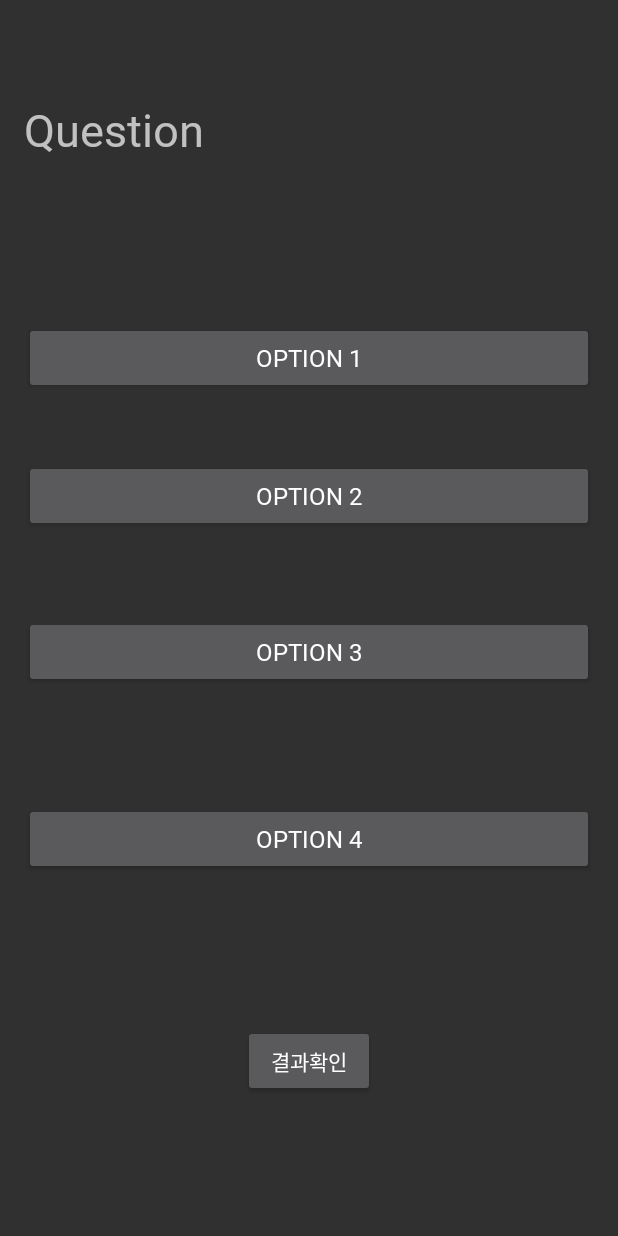
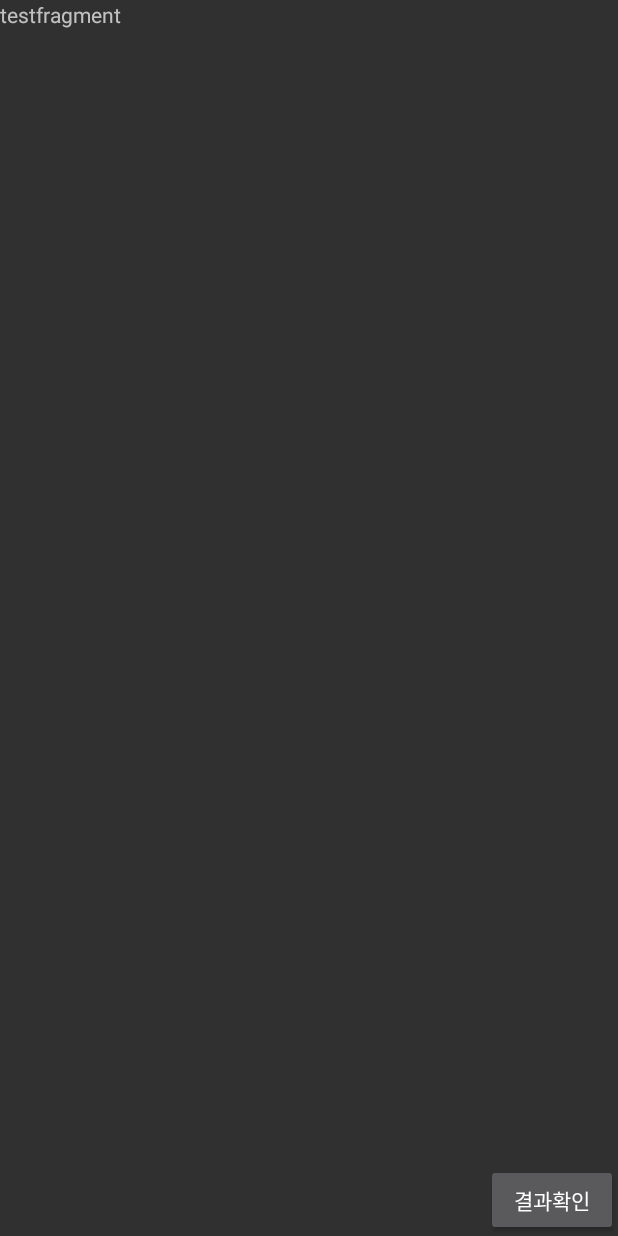
Before and after one commit to Gi-Woong/English-Personal-Training, an Android app: the layout fragment_test.xml on its own in the app's theme, with its tools: preview values and no code run, on a phone screen of 412 x 824 dp. Run offline under Robolectric (Android 15) with nearby library versions, the phone set to English and light mode, and no system bars.

Commit message:
Fix: 미구현 사항 제거(테스트 변경사항 제거)

```diff
--- a/app/src/main/res/layout/fragment_test.xml
+++ b/app/src/main/res/layout/fragment_test.xml
@@ -1,86 +1,25 @@
 <?xml version="1.0" encoding="utf-8"?>
-<androidx.constraintlayout.widget.ConstraintLayout xmlns:android="http://schemas.android.com/apk/res/android"
+<LinearLayout xmlns:android="http://schemas.android.com/apk/res/android"
     android:layout_width="match_parent"
     android:layout_height="match_parent"
-    xmlns:app="http://schemas.android.com/apk/res-auto"
-    android:padding="16dp">
+    android:orientation="vertical">
 
     <TextView
-        android:id="@+id/questionTextView"
-        android:layout_width="0dp"
+        android:layout_width="wrap_content"
         android:layout_height="wrap_content"
-        android:layout_marginTop="50dp"
-        android:fontFamily="@font/pretendard_semibold"
-        android:text="Question"
-        android:textSize="30sp"
-        app:layout_constraintEnd_toEndOf="parent"
-        app:layout_constraintHorizontal_bias="0.0"
-        app:layout_constraintStart_toStartOf="parent"
-        app:layout_constraintTop_toBottomOf="parent"
-        app:layout_constraintTop_toTopOf="parent" />
+        android:text="testfragment"/>
 
-    <Button
-        android:id="@+id/optionButton1"
-        android:layout_width="0dp"
-        android:layout_height="wrap_content"
-        android:layout_marginTop="108dp"
-        android:fontFamily="@font/pretendard_semibold"
-        android:text="Option 1"
-        android:textSize="16sp"
-        app:layout_constraintEnd_toEndOf="parent"
-        app:layout_constraintHorizontal_bias="0.0"
-        app:layout_constraintStart_toStartOf="parent"
-        app:layout_constraintTop_toBottomOf="@id/questionTextView" />
-
-    <Button
-        android:id="@+id/optionButton2"
-        android:layout_width="0dp"
-        android:layout_height="wrap_content"
-        android:layout_marginTop="44dp"
-        android:fontFamily="@font/pretendard_semibold"
-        android:text="Option 2"
-        android:textSize="16sp"
-        app:layout_constraintEnd_toEndOf="parent"
-        app:layout_constraintHorizontal_bias="0.0"
-        app:layout_constraintStart_toStartOf="parent"
-        app:layout_constraintTop_toBottomOf="@id/optionButton1" />
-
-    <Button
-        android:id="@+id/optionButton3"
-        android:layout_width="0dp"
-        android:layout_height="wrap_content"
-        android:layout_marginTop="56dp"
-        android:fontFamily="@font/pretendard_semibold"
-        android:text="Option 3"
-        android:textSize="16sp"
-        app:layout_constraintEnd_toEndOf="parent"
-        app:layout_constraintHorizontal_bias="0.0"
-        app:layout_constraintStart_toStartOf="parent"
-        app:layout_constraintTop_toBottomOf="@id/optionButton2" />
-
-    <Button
-        android:id="@+id/optionButton4"
-        android:layout_width="0dp"
-        android:layout_height="wrap_content"
-        android:layout_marginBottom="24dp"
-        android:fontFamily="@font/pretendard_semibold"
-        android:text="Option 4"
-        android:textSize="16sp"
-        app:layout_constraintBottom_toTopOf="@id/resultCheckButton"
-        app:layout_constraintEnd_toEndOf="parent"
-        app:layout_constraintHorizontal_bias="0.0"
-        app:layout_constraintStart_toStartOf="parent"
-        app:layout_constraintTop_toBottomOf="@id/optionButton3" />
+    <androidx.recyclerview.widget.RecyclerView
+        android:id="@+id/recyclerView"
+        android:layout_width="match_parent"
+        android:layout_height="0dp"
+        android:layout_weight="1"/>
 
     <Button
         android:id="@+id/resultCheckButton"
+        android:layout_gravity="right"
         android:layout_width="wrap_content"
         android:layout_height="wrap_content"
         android:text="결과확인"
-        android:fontFamily="@font/pretendard_semibold"
-        app:layout_constraintTop_toBottomOf="@id/optionButton4"
-        app:layout_constraintStart_toStartOf="parent"
-        app:layout_constraintEnd_toEndOf="parent"
-        app:layout_constraintBottom_toBottomOf="parent"/>
-
-</androidx.constraintlayout.widget.ConstraintLayout>
+        android:fontFamily="@font/pretendard_semibold"/>
+</LinearLayout>
```
Also changed, not shown: app/src/main/java/com/example/english_personal_training/TestFragment.kt (+31 -45 lines), app/src/main/java/com/example/english_personal_training/WordListAdapter.kt (+73 -65 lines).
